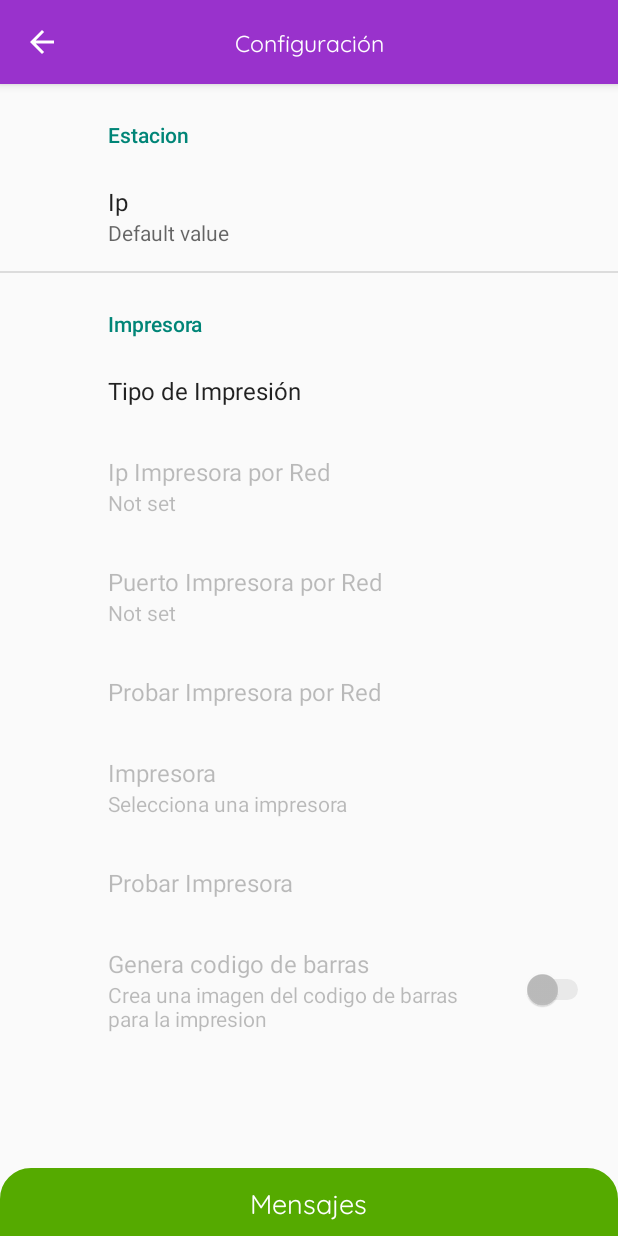
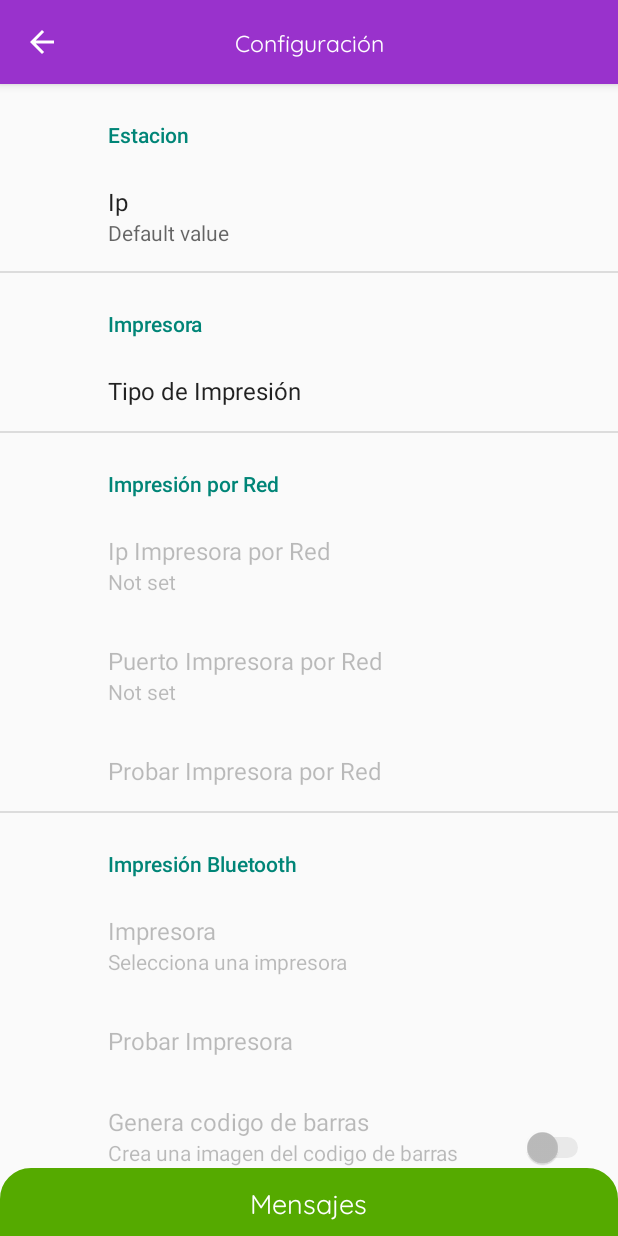
Before and after one commit to JoseJavierGonzalezOrozco2008/Aristo_Movil_2, an Android app: the Configuracion screen opened directly, with no data from a screen before it, on a phone screen of 412 x 824 dp. Run offline under Robolectric (Android 15) with nearby library versions, the phone set to English and light mode, and no system bars; our stand-ins replace androidx.preference, sdp/ssp sizes; libraries missing offline, so code that uses them is left out: com.dantsu.escposprinter; Roboto replaces fonts that are not available here; 7 statements that could not run were skipped.

Commit message:
Secciones tipo de Impresión

```diff
--- a/app/src/main/res/xml/root_preferences.xml
+++ b/app/src/main/res/xml/root_preferences.xml
@@ -17,13 +17,14 @@
             app:summary="Selecciona una estacion"/>
     </PreferenceCategory>
 
-    <PreferenceCategory android:title="Impresora" >
+    <PreferenceCategory android:title="Impresora" />
         <ListPreference
             android:key="tipoImpresion"
             android:title="Tipo de Impresión"
             android:entryValues="@array/tipo_impresion"
             android:entries="@array/tipo_impresion"
             />
+    <PreferenceCategory android:title="Impresión por Red" />
         <EditTextPreference
             android:defaultValue="Default"
             android:key="configuracion_edit_ip_impresora"
@@ -42,6 +43,7 @@
             android:key="configuracion_edit_pruebaRed"
             app:title="Probar Impresora por Red"
             />
+    <PreferenceCategory android:title="Impresión Bluetooth" >
         <ListPreference
             android:key="configuracion_list_impresoras"
             app:title="Impresora"
```
